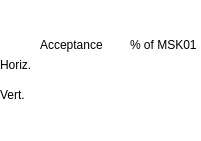
Qt form PDS/MCTSLT01_acceptance.ui (osprey-dcs-mct/opa_mct_opis_ui_2) before a commit.
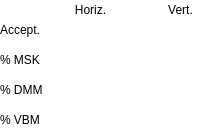
The same form after that commit. Custom widgets are drawn as their Qt base class.

Commit message: [MCT-177] Add display of A slit acceptance wrt mono and mirror

Patch:
```diff
--- a/PDS/MCTSLT01_acceptance.ui
+++ b/PDS/MCTSLT01_acceptance.ui
@@ -6,8 +6,8 @@
    <rect>
     <x>0</x>
     <y>0</y>
-    <width>201</width>
-    <height>141</height>
+    <width>221</width>
+    <height>131</height>
    </rect>
   </property>
   <property name="sizePolicy">
@@ -41,7 +41,7 @@
    <item>
     <widget class="QFrame" name="frame">
      <property name="sizePolicy">
-      <sizepolicy hsizetype="Fixed" vsizetype="Fixed">
+      <sizepolicy hsizetype="Preferred" vsizetype="Preferred">
        <horstretch>0</horstretch>
        <verstretch>0</verstretch>
       </sizepolicy>
@@ -64,9 +64,9 @@
      <widget class="QLabel" name="label_10">
       <property name="geometry">
        <rect>
-        <x>0</x>
-        <y>20</y>
-        <width>41</width>
+        <x>50</x>
+        <y>0</y>
+        <width>81</width>
         <height>20</height>
        </rect>
       </property>
@@ -74,16 +74,16 @@
        <string>Horiz.</string>
       </property>
       <property name="alignment">
-       <set>Qt::AlignLeading|Qt::AlignLeft|Qt::AlignVCenter</set>
+       <set>Qt::AlignCenter</set>
       </property>
      </widget>
      <widget class="QELabel" name="qelabel_21">
       <property name="geometry">
        <rect>
-        <x>40</x>
+        <x>50</x>
         <y>20</y>
         <width>81</width>
-        <height>20</height>
+        <height>21</height>
        </rect>
       </property>
       <property name="alignment">
@@ -99,9 +99,9 @@
      <widget class="QLabel" name="label_12">
       <property name="geometry">
        <rect>
-        <x>0</x>
-        <y>50</y>
-        <width>41</width>
+        <x>140</x>
+        <y>0</y>
+        <width>81</width>
         <height>20</height>
        </rect>
       </property>
@@ -109,16 +109,16 @@
        <string>Vert.</string>
       </property>
       <property name="alignment">
-       <set>Qt::AlignLeading|Qt::AlignLeft|Qt::AlignVCenter</set>
+       <set>Qt::AlignCenter</set>
       </property>
      </widget>
      <widget class="QELabel" name="qelabel_22">
       <property name="geometry">
        <rect>
-        <x>40</x>
-        <y>50</y>
+        <x>140</x>
+        <y>20</y>
         <width>81</width>
-        <height>20</height>
+        <height>21</height>
        </rect>
       </property>
       <property name="alignment">
@@ -134,14 +134,14 @@
      <widget class="QLabel" name="label_11">
       <property name="geometry">
        <rect>
-        <x>40</x>
-        <y>0</y>
-        <width>81</width>
+        <x>0</x>
+        <y>20</y>
+        <width>51</width>
         <height>20</height>
        </rect>
       </property>
       <property name="text">
-       <string>Acceptance</string>
+       <string>Accept.</string>
       </property>
       <property name="alignment">
        <set>Qt::AlignLeading|Qt::AlignLeft|Qt::AlignVCenter</set>
@@ -150,14 +150,14 @@
      <widget class="QLabel" name="label_15">
       <property name="geometry">
        <rect>
-        <x>130</x>
-        <y>0</y>
-        <width>71</width>
+        <x>0</x>
+        <y>50</y>
+        <width>51</width>
         <height>20</height>
        </rect>
       </property>
       <property name="text">
-       <string>% of MSK01</string>
+       <string>% MSK</string>
       </property>
       <property name="alignment">
        <set>Qt::AlignLeading|Qt::AlignLeft|Qt::AlignVCenter</set>
@@ -166,10 +166,10 @@
      <widget class="QELabel" name="qelabel_25">
       <property name="geometry">
        <rect>
-        <x>130</x>
-        <y>20</y>
-        <width>71</width>
-        <height>20</height>
+        <x>50</x>
+        <y>50</y>
+        <width>81</width>
+        <height>21</height>
        </rect>
       </property>
       <property name="alignment">
@@ -185,10 +185,10 @@
      <widget class="QELabel" name="qelabel_26">
       <property name="geometry">
        <rect>
-        <x>130</x>
+        <x>140</x>
         <y>50</y>
-        <width>71</width>
-        <height>20</height>
+        <width>81</width>
+        <height>21</height>
        </rect>
       </property>
       <property name="alignment">
@@ -201,6 +201,128 @@
        <enum>QELabel::Fixed</enum>
       </property>
      </widget>
+     <widget class="QLabel" name="label_16">
+      <property name="geometry">
+       <rect>
+        <x>0</x>
+        <y>80</y>
+        <width>51</width>
+        <height>20</height>
+       </rect>
+      </property>
+      <property name="text">
+       <string>% DMM</string>
+      </property>
+      <property name="alignment">
+       <set>Qt::AlignLeading|Qt::AlignLeft|Qt::AlignVCenter</set>
+      </property>
+     </widget>
+     <widget class="QLabel" name="label_17">
+      <property name="geometry">
+       <rect>
+        <x>0</x>
+        <y>110</y>
+        <width>51</width>
+        <height>20</height>
+       </rect>
+      </property>
+      <property name="text">
+       <string>% VBM</string>
+      </property>
+      <property name="alignment">
+       <set>Qt::AlignLeading|Qt::AlignLeft|Qt::AlignVCenter</set>
+      </property>
+     </widget>
+     <widget class="QELabel" name="qelabel_27">
+      <property name="geometry">
+       <rect>
+        <x>50</x>
+        <y>80</y>
+        <width>81</width>
+        <height>21</height>
+       </rect>
+      </property>
+      <property name="alignment">
+       <set>Qt::AlignRight|Qt::AlignTrailing|Qt::AlignVCenter</set>
+      </property>
+      <property name="variable" stdset="0">
+       <string>$(SLIT)H_ACCEPT_RATIO_MONO</string>
+      </property>
+      <property name="notation" stdset="0">
+       <enum>QELabel::Fixed</enum>
+      </property>
+     </widget>
+     <widget class="QELabel" name="qelabel_28">
+      <property name="geometry">
+       <rect>
+        <x>50</x>
+        <y>110</y>
+        <width>81</width>
+        <height>21</height>
+       </rect>
+      </property>
+      <property name="alignment">
+       <set>Qt::AlignRight|Qt::AlignTrailing|Qt::AlignVCenter</set>
+      </property>
+      <property name="variable" stdset="0">
+       <string>$(SLIT)H_ACCEPT_RATIO_VBM</string>
+      </property>
+      <property name="notation" stdset="0">
+       <enum>QELabel::Fixed</enum>
+      </property>
+     </widget>
+     <widget class="QELabel" name="qelabel_29">
+      <property name="geometry">
+       <rect>
+        <x>140</x>
+        <y>80</y>
+        <width>81</width>
+        <height>21</height>
+       </rect>
+      </property>
+      <property name="alignment">
+       <set>Qt::AlignRight|Qt::AlignTrailing|Qt::AlignVCenter</set>
+      </property>
+      <property name="variable" stdset="0">
+       <string>$(SLIT)V_ACCEPT_RATIO_MONO</string>
+      </property>
+      <property name="notation" stdset="0">
+       <enum>QELabel::Fixed</enum>
+      </property>
+     </widget>
+     <widget class="QELabel" name="qelabel_30">
+      <property name="geometry">
+       <rect>
+        <x>140</x>
+        <y>110</y>
+        <width>81</width>
+        <height>21</height>
+       </rect>
+      </property>
+      <property name="alignment">
+       <set>Qt::AlignRight|Qt::AlignTrailing|Qt::AlignVCenter</set>
+      </property>
+      <property name="variable" stdset="0">
+       <string>$(SLIT)V_ACCEPT_RATIO_VBM</string>
+      </property>
+      <property name="notation" stdset="0">
+       <enum>QELabel::Fixed</enum>
+      </property>
+     </widget>
+     <zorder>label_15</zorder>
+     <zorder>label_11</zorder>
+     <zorder>label_10</zorder>
+     <zorder>qelabel_21</zorder>
+     <zorder>label_12</zorder>
+     <zorder>qelabel_22</zorder>
+     <zorder>qelabel_25</zorder>
+     <zorder>qelabel_26</zorder>
+     <zorder>label_16</zorder>
+     <zorder>label_17</zorder>
+     <zorder>qelabel_27</zorder>
+     <zorder>qelabel_28</zorder>
+     <zorder>qelabel_29</zorder>
+     <zorder>qelabel_30</zorder>
     </widget>
    </item>
   </layout>
```
The commit also changes 1 other file.
